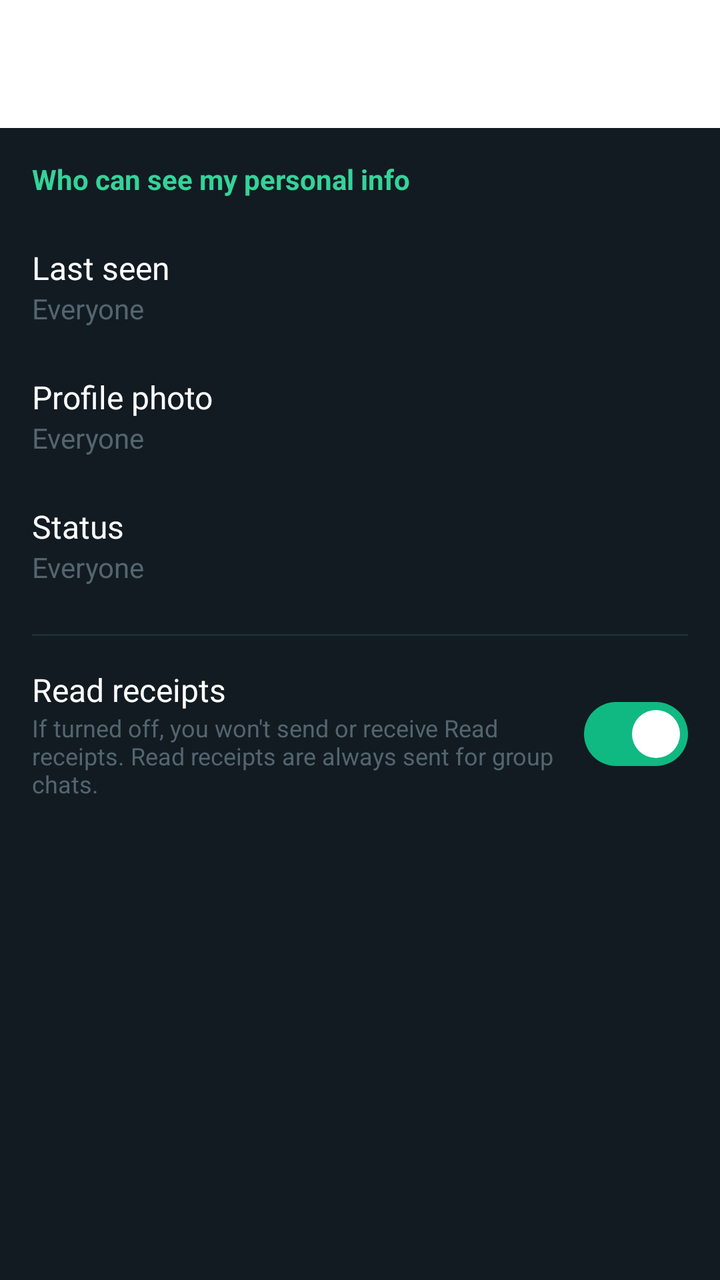
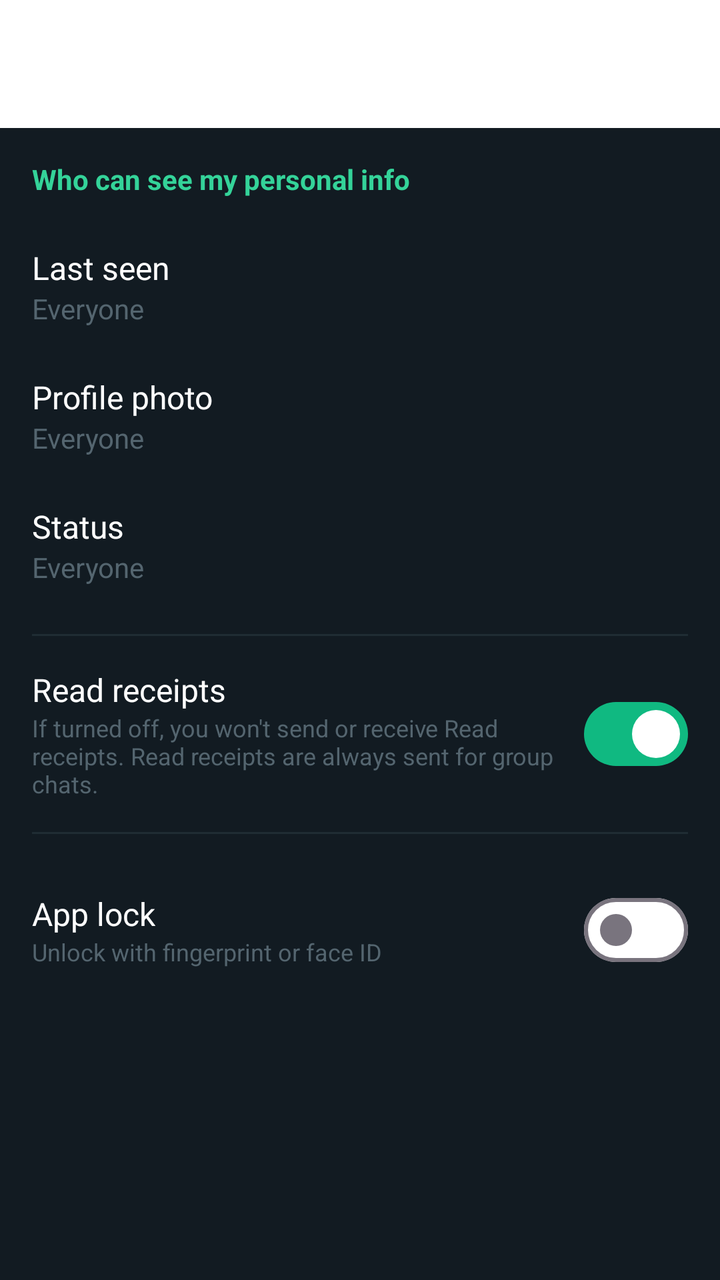

Two renders of the same Android screen: before a commit and after it. Below are the layout's source before the change and the commit's diff.
<!-- AndroidManifest.xml: activity theme Theme.GoChat -->
<!-- res/layout/activity_privacy_settings.xml -->
<?xml version="1.0" encoding="utf-8"?>
<LinearLayout xmlns:android="http://schemas.android.com/apk/res/android"
    xmlns:app="http://schemas.android.com/apk/res-auto"
    xmlns:tools="http://schemas.android.com/tools"
    android:layout_width="match_parent"
    android:layout_height="match_parent"
    android:background="#121B22"
    android:orientation="vertical">

    <androidx.appcompat.widget.Toolbar
        android:id="@+id/toolbar"
        android:layout_width="match_parent"
        android:layout_height="?attr/actionBarSize"
        android:background="@color/whatsapp_toolbar_dark"
        app:navigationIcon="@drawable/ic_back"
        app:title="@string/privacy_title"
        app:titleTextColor="@color/white" />

    <androidx.core.widget.NestedScrollView
        android:layout_width="match_parent"
        android:layout_height="match_parent">

        <LinearLayout
            android:layout_width="match_parent"
            android:layout_height="wrap_content"
            android:orientation="vertical"
            android:padding="16dp">

            <TextView
                android:layout_width="wrap_content"
                android:layout_height="wrap_content"
                android:text="@string/privacy_info_header"
                android:textColor="@color/gochat_emerald_light"
                android:textSize="14sp"
                android:textStyle="bold" />

            
            <LinearLayout
                android:id="@+id/btnLastSeen"
                android:layout_width="match_parent"
                android:layout_height="wrap_content"
                android:layout_marginTop="16dp"
                android:background="?attr/selectableItemBackground"
                android:orientation="vertical"
                android:paddingVertical="8dp">

                <TextView
                    android:layout_width="wrap_content"
                    android:layout_height="wrap_content"
                    android:text="@string/privacy_last_seen"
                    android:textColor="@color/white"
                    android:textSize="16sp" />

                <TextView
                    android:id="@+id/tvLastSeenValue"
                    android:layout_width="wrap_content"
                    android:layout_height="wrap_content"
                    android:text="@string/visibility_everyone"
                    android:textColor="@color/gochat_text_secondary"
                    android:textSize="14sp" />
            </LinearLayout>

            
            <LinearLayout
                android:id="@+id/btnProfilePhoto"
                android:layout_width="match_parent"
                android:layout_height="wrap_content"
                android:layout_marginTop="8dp"
                android:background="?attr/selectableItemBackground"
                android:orientation="vertical"
                android:paddingVertical="8dp">

                <TextView
                    android:layout_width="wrap_content"
                    android:layout_height="wrap_content"
                    android:text="@string/privacy_profile_photo"
                    android:textColor="@color/white"
                    android:textSize="16sp" />

                <TextView
                    android:id="@+id/tvProfilePhotoValue"
                    android:layout_width="wrap_content"
                    android:layout_height="wrap_content"
                    android:text="@string/visibility_everyone"
                    android:textColor="@color/gochat_text_secondary"
                    android:textSize="14sp" />
            </LinearLayout>

            
            <LinearLayout
                android:id="@+id/btnStatus"
                android:layout_width="match_parent"
                android:layout_height="wrap_content"
                android:layout_marginTop="8dp"
                android:background="?attr/selectableItemBackground"
                android:orientation="vertical"
                android:paddingVertical="8dp">

                <TextView
                    android:layout_width="wrap_content"
                    android:layout_height="wrap_content"
                    android:text="@string/privacy_status"
                    android:textColor="@color/white"
                    android:textSize="16sp" />

                <TextView
                    android:id="@+id/tvStatusValue"
                    android:layout_width="wrap_content"
                    android:layout_height="wrap_content"
                    android:text="@string/visibility_everyone"
                    android:textColor="@color/gochat_text_secondary"
                    android:textSize="14sp" />
            </LinearLayout>

            <View
                android:layout_width="match_parent"
                android:layout_height="1dp"
                android:layout_marginVertical="16dp"
                android:background="#1F2C33" />

            
            <LinearLayout
                android:layout_width="match_parent"
                android:layout_height="wrap_content"
                android:gravity="center_vertical"
                android:orientation="horizontal">

                <LinearLayout
                    android:layout_width="0dp"
                    android:layout_height="wrap_content"
                    android:layout_weight="1"
                    android:orientation="vertical">

                    <TextView
                        android:layout_width="wrap_content"
                        android:layout_height="wrap_content"
                        android:text="@string/privacy_read_receipts"
                        android:textColor="@color/white"
                        android:textSize="16sp" />

                    <TextView
                        android:layout_width="wrap_content"
                        android:layout_height="wrap_content"
                        android:text="@string/privacy_read_receipts_desc"
                        android:textColor="@color/gochat_text_secondary"
                        android:textSize="12sp" />
                </LinearLayout>

                <com.google.android.material.materialswitch.MaterialSwitch
                    android:id="@+id/switchReadReceipts"
                    android:layout_width="wrap_content"
                    android:layout_height="wrap_content"
                    android:checked="true" />
            </LinearLayout>

        </LinearLayout>
    </androidx.core.widget.NestedScrollView>

</LinearLayout>
<!-- resources referenced by this layout -->
<resources>
  <color name="gochat_emerald_light">#34D399</color>
  <color name="gochat_text_secondary">#54656F</color>
  <color name="whatsapp_toolbar_dark">#FFFFFF</color>
  <color name="white">#FFFFFFFF</color>
  <!-- drawable ic_back (drawable) -->
  <vector xmlns:android="http://schemas.android.com/apk/res/android"
      android:width="24dp"
      android:height="24dp"
      android:viewportWidth="24"
      android:viewportHeight="24">
      <path
          android:fillColor="#FFFFFFFF"
          android:pathData="M20,11H7.83l5.59,-5.59L12,4l-8,8 8,8 1.41,-1.41L7.83,13H20v-2z" />
  </vector>
  <string name="privacy_info_header">Who can see my personal info</string>
  <string name="privacy_last_seen">Last seen</string>
  <string name="privacy_profile_photo">Profile photo</string>
  <string name="privacy_read_receipts">Read receipts</string>
  <string name="privacy_read_receipts_desc">If turned off, you won\'t send or receive Read receipts. Read receipts are always sent for group chats.</string>
  <string name="privacy_status">Status</string>
  <string name="privacy_title">Privacy</string>
  <string name="visibility_everyone">Everyone</string>
  <style name="Theme.GoChat" parent="Base.Theme.GoChat" />
  <style name="Base.Theme.GoChat" parent="Theme.Material3.DayNight.NoActionBar">
          
          <item name="colorPrimary">@color/gochat_accent</item>
          <item name="colorPrimaryDark">@color/gochat_emerald_dark</item>
          <item name="colorSecondary">@color/gochat_emerald_light</item>
          <item name="colorSurface">@color/gochat_surface_dark</item>
          <item name="colorSurfaceContainerHighest">@color/gochat_card_dark</item>
          <item name="colorError">@color/gochat_error</item>
  
          
          <item name="colorOnPrimary">@color/white</item>
          <item name="colorOnSecondary">@color/white</item>
          <item name="colorOnSurface">@color/gochat_text_primary</item>
  
          
          <item name="android:windowBackground">@color/gochat_bg_dark</item>
          <item name="android:statusBarColor">@color/gochat_surface_dark</item>
          <item name="android:navigationBarColor">@color/gochat_surface_dark</item>
          <item name="android:windowDrawsSystemBarBackgrounds">true</item>
      </style>
  <color name="gochat_accent">#10B981</color>
  <color name="gochat_emerald_dark">#008069</color>
  <color name="gochat_surface_dark">#FFFFFF</color>
  <color name="gochat_card_dark">#FFFFFF</color>
  <color name="gochat_error">#EF4444</color>
  <color name="gochat_text_primary">#111B21</color>
  <color name="gochat_bg_dark">#F0F2F5</color>
</resources>

<!-- the commit's change to res/layout/activity_privacy_settings.xml (unified diff, before → after) -->
@@ -153,6 +153,52 @@
                     android:checked="true" />
             </LinearLayout>
 
+            <View
+                android:layout_width="match_parent"
+                android:layout_height="1dp"
+                android:layout_marginVertical="16dp"
+                android:background="#1F2C33" />
+
+            
+            <LinearLayout
+                android:id="@+id/btnAppLock"
+                android:layout_width="match_parent"
+                android:layout_height="wrap_content"
+                android:gravity="center_vertical"
+                android:orientation="horizontal"
+                android:background="?attr/selectableItemBackground"
+                android:paddingVertical="8dp">
+
+                <LinearLayout
+                    android:layout_width="0dp"
+                    android:layout_height="wrap_content"
+                    android:layout_weight="1"
+                    android:orientation="vertical">
+
+                    <TextView
+                        android:layout_width="wrap_content"
+                        android:layout_height="wrap_content"
+                        android:text="@string/settings_app_lock_title"
+                        android:textColor="@color/white"
+                        android:textSize="16sp" />
+
+                    <TextView
+                        android:id="@+id/tvAppLockDesc"
+                        android:layout_width="wrap_content"
+                        android:layout_height="wrap_content"
+                        android:text="@string/settings_app_lock_desc"
+                        android:textColor="@color/gochat_text_secondary"
+                        android:textSize="12sp" />
+                </LinearLayout>
+
+                <com.google.android.material.materialswitch.MaterialSwitch
+                    android:id="@+id/switchAppLock"
+                    android:layout_width="wrap_content"
+                    android:layout_height="wrap_content"
+                    android:clickable="false"
+                    android:focusable="false" />
+            </LinearLayout>
+
         </LinearLayout>
     </androidx.core.widget.NestedScrollView>
 
<!-- resource entries referenced after the edit -->
@@ -21,6 +21,8 @@
   <string name="privacy_read_receipts_desc">If turned off, you won\'t send or receive Read receipts. Read receipts are always sent for group chats.</string>
   <string name="privacy_status">Status</string>
   <string name="privacy_title">Privacy</string>
+  <string name="settings_app_lock_desc">Unlock with fingerprint or face ID</string>
+  <string name="settings_app_lock_title">App lock</string>
   <string name="visibility_everyone">Everyone</string>
   <style name="Theme.GoChat" parent="Base.Theme.GoChat" />
   <style name="Base.Theme.GoChat" parent="Theme.Material3.DayNight.NoActionBar">
